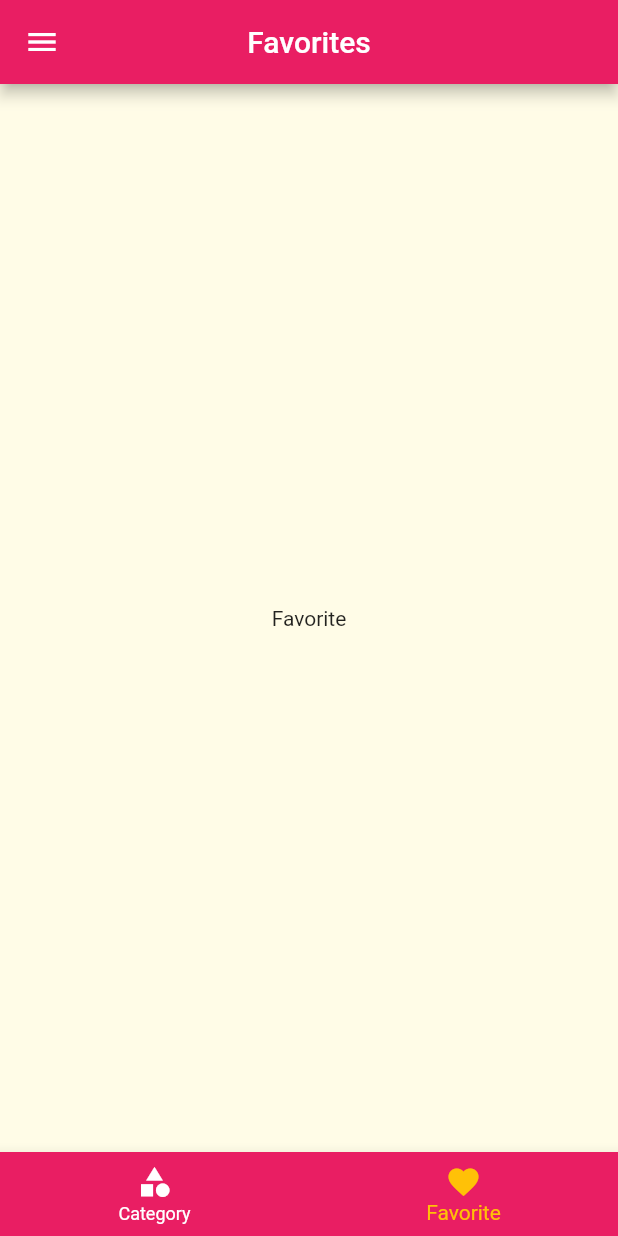
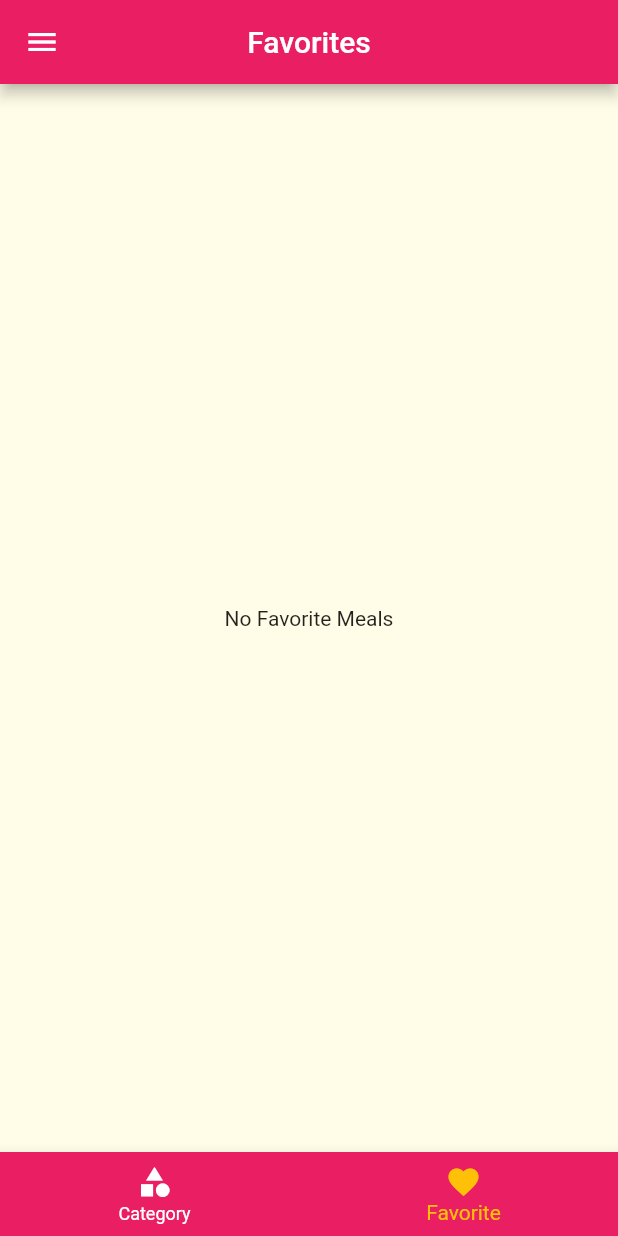
Before and after one commit to Rodrigo-Barreto/mealrecipes, a Flutter app: the screen it shows after launch, item 2 of the bottom bar chosen, on a phone screen of 412 x 824 dp. Run offline on Flutter 3.47's test engine with Material 2 defaults, Android fonts, the phone set to English and light mode, and no system bars.

Commit message:
Added favorite button its functionality

```diff
--- a/lib/main.dart
+++ b/lib/main.dart
@@ -20,6 +20,7 @@ class MealsApp extends StatefulWidget {
 class _MealsAppState extends State<MealsApp> {
   Settings settings = Settings();
   List<Meal> _avaibleMeals = DUMMY_MEALS;
+  List<Meal> favoriteMeal = [];
 
   void filterMeals(Settings settings) {
     setState(() {
@@ -37,6 +38,18 @@ class _MealsAppState extends State<MealsApp> {
     });
   }
 
+  void toggleFavorite(Meal meal) {
+    setState(() {
+      favoriteMeal.contains(meal)
+          ? favoriteMeal.remove(meal)
+          : favoriteMeal.add(meal);
+    });
+  }
+
+  bool isFavorite(Meal meal) {
+    return favoriteMeal.contains(meal);
+  }
+
   @override
   Widget build(BuildContext context) {
     return MaterialApp(
@@ -50,9 +63,10 @@ class _MealsAppState extends State<MealsApp> {
             ),
       ),
       routes: {
-        AppRoutes.Home: (ctx) => TabsScreen(),
+        AppRoutes.Home: (ctx) => TabsScreen(favoriteMeal),
         AppRoutes.List_Meals: (ctx) => ListMealsScreen(_avaibleMeals),
-        AppRoutes.Meal_Detail_Screen: (ctx) => MealDetailScreen(),
+        AppRoutes.Meal_Detail_Screen: (ctx) =>
+            MealDetailScreen(toggleFavorite, isFavorite),
         AppRoutes.Settings: (ctx) => SettingsScreen(settings, filterMeals),
       },
     );
--- a/lib/screens/favorite_screen.dart
+++ b/lib/screens/favorite_screen.dart
@@ -1,10 +1,22 @@
 import 'package:flutter/cupertino.dart';
+import '../models/meal.dart';
+import '../components/meals_item.dart';
 
 class FavoriteScreen extends StatelessWidget {
+  List<Meal> favoriteMeals;
+  FavoriteScreen(this.favoriteMeals);
   @override
   Widget build(BuildContext context) {
-    return Center(
-      child: Text('Favorite'),
-    );
+    if (favoriteMeals.isEmpty) {
+      return Center(
+        child: Text('No Favorite Meals'),
+      );
+    } else {
+      return ListView.builder(
+          itemCount: favoriteMeals.length,
+          itemBuilder: (ctx, item) {
+            return MealItem(meal: favoriteMeals[item]);
+          });
+    }
   }
 }
--- a/lib/screens/tabs_screen.dart
+++ b/lib/screens/tabs_screen.dart
@@ -2,18 +2,32 @@ import 'package:flutter/material.dart';
 import 'category_screen.dart';
 import 'favorite_screen.dart';
 import '../components/main_drawer.dart';
+import '../models/meal.dart';
 
 class TabsScreen extends StatefulWidget {
+  List<Meal> favorteMeals;
+  TabsScreen(this.favorteMeals);
   @override
   _TabsScreenState createState() => _TabsScreenState();
 }
 
 class _TabsScreenState extends State<TabsScreen> {
   int selectScreenIndex = 0;
-  final List<Map<String, Object>> _screens = [
-    {'title': 'Lets Go Kitchen', 'screen': CategoryScreen()},
-    {'title': 'Favorites', 'screen': FavoriteScreen()},
-  ];
+  List<Map<String, Object>> _screens;
+  @override
+  void initState() {
+    super.initState();
+    _screens = [
+      {
+        'title': 'Lets Go Kitchen',
+        'screen': CategoryScreen(),
+      },
+      {
+        'title': 'Favorites',
+        'screen': FavoriteScreen(widget.favorteMeals),
+      },
+    ];
+  }
 
   _selectScreen(index) {
     setState(() {
```
Also changed, not shown: lib/components/meals_item.dart (+2 -10 lines), lib/screens/meal_detail_screen.dart (+12 -8 lines).
